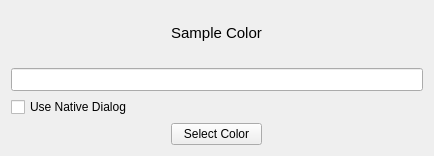
Old version of the form colorpicker.ui in the repository copperspice/kitchensink.
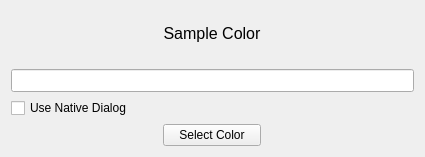
New version of the form.

Patch:
```diff
--- a/colorpicker.ui
+++ b/colorpicker.ui
@@ -6,42 +6,14 @@
    <rect>
     <x>0</x>
     <y>0</y>
-    <width>434</width>
-    <height>156</height>
+    <width>425</width>
+    <height>157</height>
    </rect>
   </property>
   <property name="windowTitle">
    <string>Font Picker</string>
   </property>
   <layout class="QGridLayout" name="gridLayout">
-   <item row="2" column="1">
-    <widget class="QLabel" name="label">
-     <property name="font">
-      <font>
-       <pointsize>11</pointsize>
-      </font>
-     </property>
-     <property name="text">
-      <string>Sample Color</string>
-     </property>
-     <property name="alignment">
-      <set>Qt::AlignCenter</set>
-     </property>
-    </widget>
-   </item>
-   <item row="5" column="1">
-    <spacer name="verticalSpacer">
-     <property name="orientation">
-      <enum>Qt::Vertical</enum>
-     </property>
-     <property name="sizeHint" stdset="0">
-      <size>
-       <width>20</width>
-       <height>20</height>
-      </size>
-     </property>
-    </spacer>
-   </item>
    <item row="0" column="1">
     <spacer name="verticalSpacer_3">
      <property name="orientation">
@@ -55,20 +27,34 @@
      </property>
     </spacer>
    </item>
-   <item row="6" column="2">
+   <item row="7" column="1">
+    <widget class="QPushButton" name="selectColor_pushButton">
+     <property name="text">
+      <string>Select Color</string>
+     </property>
+    </widget>
+   </item>
+   <item row="6" column="0">
+    <widget class="QCheckBox" name="native_checkBox">
+     <property name="text">
+      <string>Use Native Dialog</string>
+     </property>
+    </widget>
+   </item>
+   <item row="7" column="2">
     <spacer name="horizontalSpacer_2">
      <property name="orientation">
       <enum>Qt::Horizontal</enum>
      </property>
      <property name="sizeHint" stdset="0">
       <size>
-       <width>160</width>
+       <width>150</width>
        <height>20</height>
       </size>
      </property>
     </spacer>
    </item>
-   <item row="3" column="1">
+   <item row="4" column="1">
     <spacer name="verticalSpacer_2">
      <property name="orientation">
       <enum>Qt::Vertical</enum>
@@ -81,7 +67,20 @@
      </property>
     </spacer>
    </item>
-   <item row="4" column="0" colspan="3">
+   <item row="6" column="1">
+    <spacer name="verticalSpacer_1">
+     <property name="orientation">
+      <enum>Qt::Vertical</enum>
+     </property>
+     <property name="sizeHint" stdset="0">
+      <size>
+       <width>20</width>
+       <height>20</height>
+      </size>
+     </property>
+    </spacer>
+   </item>
+   <item row="5" column="0" colspan="3">
     <widget class="QLineEdit" name="colorEdit">
      <property name="font">
       <font>
@@ -90,33 +89,34 @@
      </property>
     </widget>
    </item>
-   <item row="5" column="0">
-    <widget class="QCheckBox" name="native_checkBox">
-     <property name="text">
-      <string>Use Native Dialog</string>
-     </property>
-    </widget>
-   </item>
-   <item row="6" column="1">
-    <widget class="QPushButton" name="selectColor_pushButton">
-     <property name="text">
-      <string>Select Color</string>
-     </property>
-    </widget>
-   </item>
-   <item row="6" column="0">
-    <spacer name="horizontalSpacer">
+   <item row="7" column="0">
+    <spacer name="horizontalSpacer_1">
      <property name="orientation">
       <enum>Qt::Horizontal</enum>
      </property>
      <property name="sizeHint" stdset="0">
       <size>
-       <width>160</width>
+       <width>150</width>
        <height>20</height>
       </size>
      </property>
     </spacer>
    </item>
+   <item row="1" column="1">
+    <widget class="QLabel" name="label">
+     <property name="font">
+      <font>
+       <pointsize>12</pointsize>
+      </font>
+     </property>
+     <property name="text">
+      <string>Sample Color</string>
+     </property>
+     <property name="alignment">
+      <set>Qt::AlignCenter</set>
+     </property>
+    </widget>
+   </item>
   </layout>
  </widget>
  <resources/>
```
Left out of the diff: 2 changed lines with no effect on the pictures.
